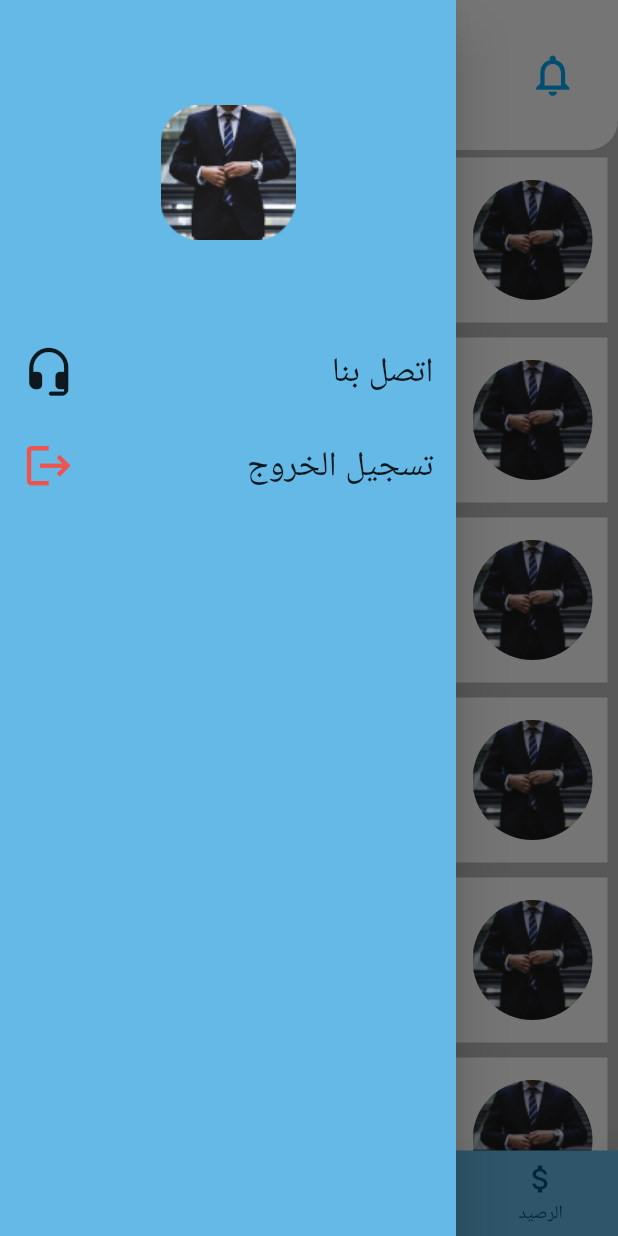
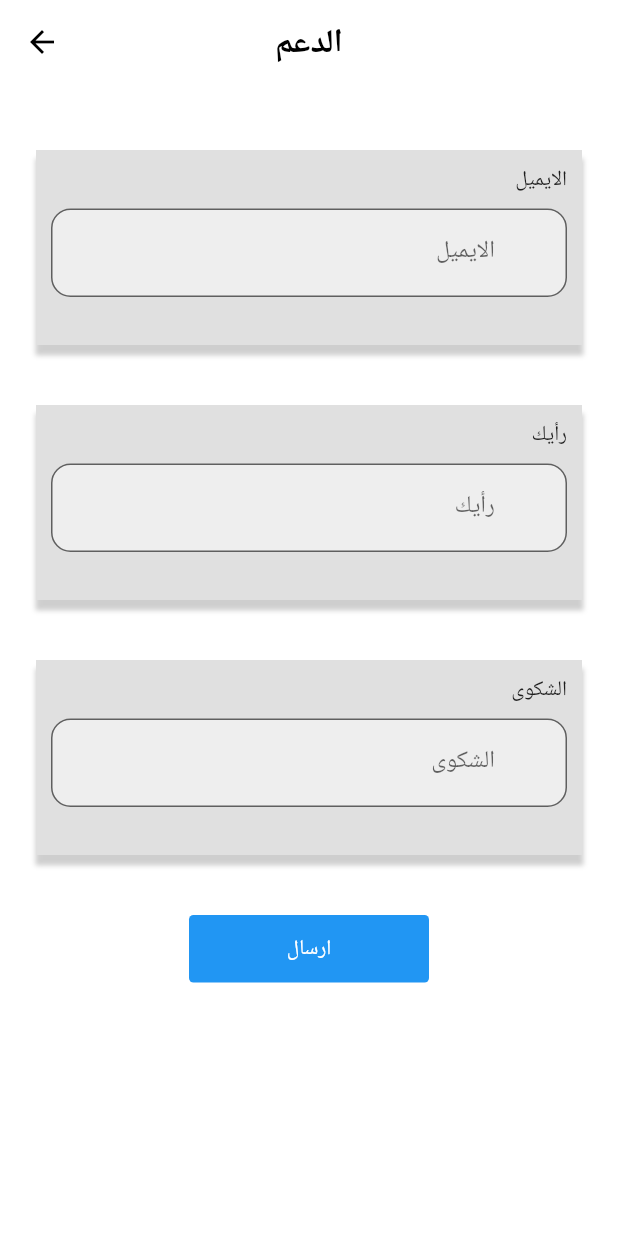
Before and after one commit to mohamed6572/consultation, a Flutter app: the screen it shows after launch, item 2 of the bottom bar chosen, in the side drawer, after a tap on "اتصل بنا", on a phone screen of 412 x 824 dp. Run offline on Flutter 3.47's test engine with Material 2 defaults, Android fonts, the phone set to English and light mode, and no system bars; our stand-ins replace bloc, dio, flutter_bloc, flutter_rating_bar, fluttertoast, hexcolor and 2 more.

Commit message:
rating_screan & support_screan

```diff
--- a/lib/layout/cubit/states.dart
+++ b/lib/layout/cubit/states.dart
@@ -2,3 +2,6 @@ abstract class AppStates{}
 
 class AppInitialState extends AppStates{}
 class AppchangeBotBarState extends AppStates{}
+class AppRatingState extends AppStates{}
+class AppSendSucssesState extends AppStates{}
+class AppSendErrorState extends AppStates{}
--- a/lib/layout/home_layout.dart
+++ b/lib/layout/home_layout.dart
@@ -1,6 +1,8 @@
 import 'package:consultation/layout/cubit/cubit.dart';
 import 'package:consultation/layout/cubit/states.dart';
 import 'package:consultation/modules/home/category_item.dart';
+import 'package:consultation/modules/support/support.dart';
+import 'package:consultation/shared/components/components.dart';
 import 'package:consultation/shared/styles/colors.dart';
 import 'package:flutter/material.dart';
 import 'package:flutter_bloc/flutter_bloc.dart';
@@ -35,6 +37,30 @@ class Home_Layout extends StatelessWidget {
                 ),
                 InkWell(
                     onTap: () {},
+                    child: Padding(
+                      padding: const EdgeInsets.symmetric(
+                          horizontal: 15.0, vertical: 20),
+                      child: Row(
+                        mainAxisAlignment: MainAxisAlignment.spaceBetween,
+                        children: [
+                          Icon(
+                            Icons.settings,
+                            size: 35,
+                          ),
+                          Text(
+                            'الاعدادات',
+                            style: TextStyle(
+                              fontSize: 23,
+                              fontWeight: FontWeight.w400,
+                            ),
+                          ),
+                        ],
+                      ),
+                    )),
+                InkWell(
+                    onTap: () {
+                      navigateTo(context, support());
+                    },
                     child: Padding(
                       padding: const EdgeInsets.symmetric(
                           horizontal: 15.0, vertical: 20),
@@ -77,7 +103,7 @@ class Home_Layout extends StatelessWidget {
                           ),
                         ],
                       ),
-                    ))
+                    )),
               ],
             ),
           ),
--- a/lib/modules/chat/chat.dart
+++ b/lib/modules/chat/chat.dart
@@ -1,3 +1,4 @@
+import 'package:consultation/models/catI_tem_model.dart';
 import 'package:consultation/models/chat_item_model.dart';
 import 'package:consultation/shared/components/components.dart';
 import 'package:flutter/material.dart';
@@ -23,6 +24,7 @@ List<Chat_Item_Model> items=[
   Chat_Item_Model(name: 'الدكتور محمد', message: 'وعليكم السلام', image: 'assets/images/im.png', time: 'Yesterday'),
   Chat_Item_Model(name: 'الدكتور محمد', message: 'وعليكم السلام', image: 'assets/images/im.png', time: 'Yesterday'),
 ];
+late catItem_model model1;
   @override
   Widget build(BuildContext context) {
     return ListView.builder(
@@ -34,7 +36,7 @@ List<Chat_Item_Model> items=[
 
   Widget ChatItem(model,context) => InkWell(
    onTap: (){
-     navigateTo(context, Chat_Detales_Screan(model:model));
+     navigateTo(context, Chat_Detales_Screan(model:model,));
    },
     child: Container(
             height: 110,
--- a/lib/modules/chat/chat_detales_screan.dart
+++ b/lib/modules/chat/chat_detales_screan.dart
@@ -1,4 +1,5 @@
 import 'package:consultation/models/chat_item_model.dart';
+import 'package:consultation/modules/chat/rating_screan.dart';
 import 'package:consultation/shared/components/components.dart';
 import 'package:consultation/shared/styles/colors.dart';
 import 'package:flutter/material.dart';
@@ -39,7 +40,9 @@ class Chat_Detales_Screan extends StatelessWidget {
                     width: 130),
                 defultButton(
                     text: 'إنهاء المحادثة',
-                    function: () {},
+                    function: () {
+                      navigateTo(context, Rating_Screan(model:model ));
+                    },
                     Background: Colors.red,
                     width: 130),
               ],
--- /dev/null
+++ b/lib/modules/support/support.dart
@@ -0,0 +1,130 @@
+import 'package:consultation/layout/cubit/cubit.dart';
+import 'package:consultation/layout/cubit/states.dart';
+import 'package:consultation/shared/components/components.dart';
+import 'package:flutter/material.dart';
+import 'package:flutter_bloc/flutter_bloc.dart';
+
+class support extends StatelessWidget{
+  var emailcontroller = TextEditingController();
+  var openioncontroller = TextEditingController();
+  var complaintcontroller = TextEditingController();
+  @override
+  Widget build(BuildContext context) {
+    return BlocConsumer<AppCubit,AppStates>(
+      listener: (context, state) {},
+      builder: (context, state) {
+        var cubit = AppCubit.get(context);
+        return Scaffold(
+          appBar: AppBar(
+            centerTitle: true,
+            title: Text('الدعم'),
+          ),
+          body:SingleChildScrollView(
+            child: Padding(
+              padding: EdgeInsets.all(24),
+              child: Column(
+                children: [
+                  Container(
+
+                    padding: EdgeInsets.all(10),
+                    margin: EdgeInsets.only(top: 20,bottom: 20),
+
+                    alignment: Alignment.topLeft,
+                    decoration: BoxDecoration(
+                      color: Colors.grey.shade300,
+                      boxShadow: [
+                        BoxShadow(
+                          color: Colors.grey.withOpacity(0.5),
+                          spreadRadius: 1,
+                          blurRadius: 2,
+                          offset: Offset(0, 6), // changes position of shadow
+                        ),
+                      ],
+                    ),
+                    width: double.infinity,
+                    height: 130,
+                    child: Column(
+                      crossAxisAlignment: CrossAxisAlignment.end,
+
+                      children: [
+                        Text('الايميل'),
+                        SizedBox(height: 10,),
+                        defultFormField(type: TextInputType.text , controller: emailcontroller,
+                            maxlines: 1,
+                            label: 'الايميل', validator: (v){}),
+                      ],
+                    ),
+                  ),
+                  Container(
+                    padding: EdgeInsets.all(10),
+                    decoration: BoxDecoration(
+                      color: Colors.grey.shade300,
+                      boxShadow: [
+                        BoxShadow(
+                          color: Colors.grey.withOpacity(0.5),
+                          spreadRadius: 1,
+                          blurRadius: 2,
+                          offset: Offset(0, 6), // changes position of shadow
+                        ),
+                      ],
+                    ),
+                    margin: EdgeInsets.only(top: 20,bottom: 20),
+                    width: double.infinity,
+                    height: 130,
+                    child: Column(
+                      crossAxisAlignment: CrossAxisAlignment.end,
+                      children: [
+                        Text('رأيك'),
+                        SizedBox(height: 10,),
+
+                        defultFormField(type: TextInputType.text ,maxlines: 3, controller: openioncontroller, label: 'رأيك', validator: (v){}),
+                      ],
+                    ),
+                  ),
+                  Container(
+                    padding: EdgeInsets.all(10),
+
+                    alignment: Alignment.topLeft,
+                    decoration: BoxDecoration(
+                      color: Colors.grey.shade300,
+                      boxShadow: [
+                        BoxShadow(
+                          color: Colors.grey.withOpacity(0.5),
+                          spreadRadius: 1,
+                          blurRadius: 2,
+                          offset: Offset(0, 6), // changes position of shadow
+                        ),
+                      ],
+                    ),
+                    margin: EdgeInsets.only(top: 20,bottom: 20),
+                    width: double.infinity,
+                    height: 130,
+                    child: Column(
+                      crossAxisAlignment: CrossAxisAlignment.end,
+
+                      children: [
+                        Text('الشكوى'),
+                        SizedBox(height: 10,),
+
+                        defultFormField(type: TextInputType.text
+
+                            ,maxlines: 8, controller: complaintcontroller, label: 'الشكوى', validator: (v){}),
+                      ],
+                    ),
+                  ),
+
+SizedBox(height: 20,),
+                  defultButton(text: 'ارسال',
+                      width: 160,
+                      function: (){
+                    cubit.sendEmailComplaint(email: emailcontroller.text , opnion: openioncontroller.text, complaint: complaintcontroller.text);
+                  })
+                ],
+              ),
+            ),
+          ),
+        );
+      },
+    );
+  }
+}
--- a/pubspec.yaml
+++ b/pubspec.yaml
@@ -44,6 +44,9 @@ dependencies:
   buildcondition: ^0.0.4
   fluttertoast: ^8.0.9
   hexcolor: ^2.0.6
+  flutter_rating_bar: ^4.0.1
+  http: ^0.13.4
+
 
 dev_dependencies:
   flutter_test:
```
Also changed, not shown: lib/layout/cubit/cubit.dart (+64 -0 lines), lib/modules/chat/rating_screan.dart (added, +81 -0 lines), lib/modules/settings/settings.dart (added, +21 -0 lines), pubspec.lock.
